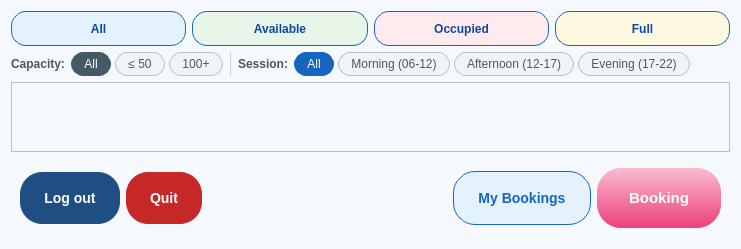
First picture: the form in ui/OverviewUsers.ui, repository maihuybao/SmartLockUEL, before the edit.
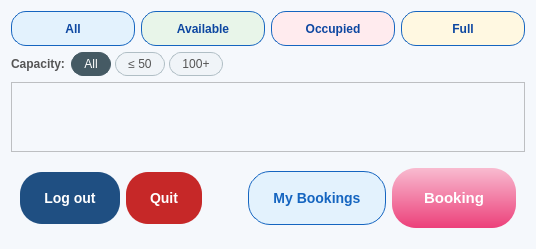
Second picture: the form after the edit.

Commit message:
Remove session time filters and add generated UI
Remove time-of-day filtering from the users overview: delete TIME_RANGES, the _time_filter state and related methods (_apply_time, _has_free_slot), and remove session buttons/labels from the .ui file and controller hookups. Add a pyuic6-generated OverviewUsers_ui.py to provide the updated UI (capacity filters remain). Also update language preference (datasets/lang_pref.txt: en -> vi) and include an updated smartlocker.db binary; .DS_Store changed as well.

```diff
--- a/ui/OverviewUsers.ui
+++ b/ui/OverviewUsers.ui
@@ -91,62 +91,6 @@
        </layout>
       </widget>
      </item>
-     <item>
-      <widget class="QFrame" name="filterDivider">
-       <property name="frameShape"><enum>QFrame::VLine</enum></property>
-       <property name="styleSheet"><string notr="true">color:#D0D0D0;</string></property>
-      </widget>
-     </item>
-     <item>
-      <widget class="QLabel" name="lblSession">
-       <property name="text"><string>Session:</string></property>
-       <property name="styleSheet"><string notr="true">color:#555;font-size:12px;font-weight:600;</string></property>
-      </widget>
-     </item>
-     <item>
-      <widget class="QWidget" name="timeGroup" native="true">
-       <layout class="QHBoxLayout" name="timeLayout">
-        <property name="spacing"><number>4</number></property>
-        <property name="leftMargin"><number>0</number></property>
-        <property name="topMargin"><number>0</number></property>
-        <property name="rightMargin"><number>0</number></property>
-        <property name="bottomMargin"><number>0</number></property>
-        <item>
-         <widget class="QPushButton" name="pushButtonTimeAll">
-          <property name="styleSheet"><string notr="true">QPushButton{background:#F0F4F8;border:1px solid #B0BEC5;border-radius:12px;padding:4px 12px;color:#555;font-size:12px;}QPushButton:checked{background:#1565C0;color:white;border-color:#1565C0;}QPushButton:hover{background:#1E88E5;color:white;}</string></property>
-          <property name="text"><string>All</string></property>
-          <property name="checkable"><bool>true</bool></property>
-          <property name="checked"><bool>true</bool></property>
-          <property name="autoExclusive"><bool>true</bool></property>
-         </widget>
-        </item>
-        <item>
-         <widget class="QPushButton" name="pushButtonMorning">
-          <property name="styleSheet"><string notr="true">QPushButton{background:#F0F4F8;border:1px solid #B0BEC5;border-radius:12px;padding:4px 12px;color:#555;font-size:12px;}QPushButton:checked{background:#1565C0;color:white;border-color:#1565C0;}QPushButton:hover{background:#1E88E5;color:white;}</string></property>
-          <property name="text"><string>Morning (06-12)</string></property>
-          <property name="checkable"><bool>true</bool></property>
-          <property name="autoExclusive"><bool>true</bool></property>
-         </widget>
-        </item>
-        <item>
-         <widget class="QPushButton" name="pushButtonAfternoon">
-          <property name="styleSheet"><string notr="true">QPushButton{background:#F0F4F8;border:1px solid #B0BEC5;border-radius:12px;padding:4px 12px;color:#555;font-size:12px;}QPushButton:checked{background:#1565C0;color:white;border-color:#1565C0;}QPushButton:hover{background:#1E88E5;color:white;}</string></property>
-          <property name="text"><string>Afternoon (12-17)</string></property>
-          <property name="checkable"><bool>true</bool></property>
-          <property name="autoExclusive"><bool>true</bool></property>
-         </widget>
-        </item>
-        <item>
-         <widget class="QPushButton" name="pushButtonEvening">
-          <property name="styleSheet"><string notr="true">QPushButton{background:#F0F4F8;border:1px solid #B0BEC5;border-radius:12px;padding:4px 12px;color:#555;font-size:12px;}QPushButton:checked{background:#1565C0;color:white;border-color:#1565C0;}QPushButton:hover{background:#1E88E5;color:white;}</string></property>
-          <property name="text"><string>Evening (17-22)</string></property>
-          <property name="checkable"><bool>true</bool></property>
-          <property name="autoExclusive"><bool>true</bool></property>
-         </widget>
-        </item>
-       </layout>
-      </widget>
-     </item>
      <item>
       <spacer>
        <property name="orientation"><enum>Qt::Horizontal</enum></property>
```
The commit also changes 4 other files.
